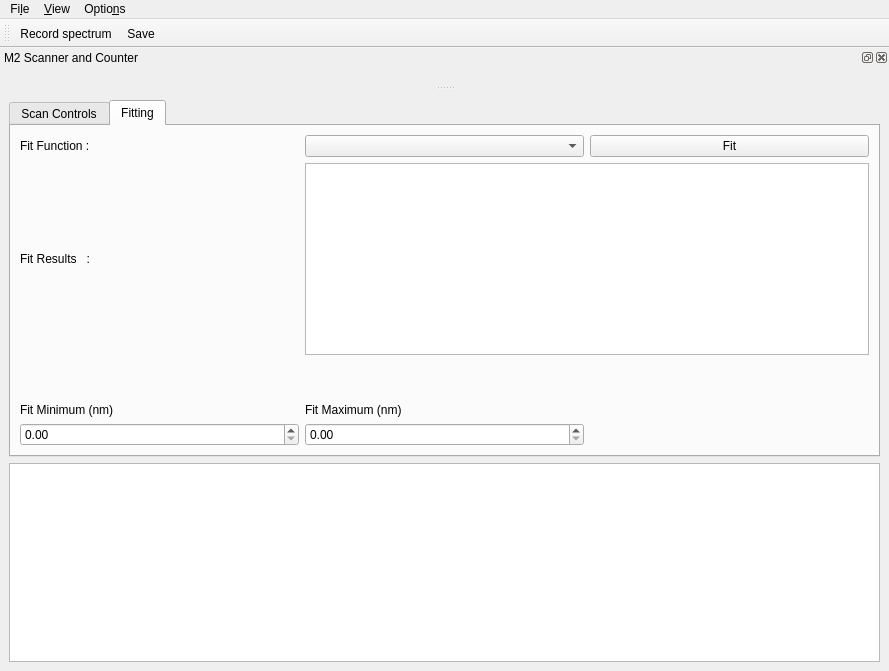
First picture: the form in gui/m2_scanner/ui_m2scanner_withfit4.ui, repository mvchalupnik/qudi, before the edit.
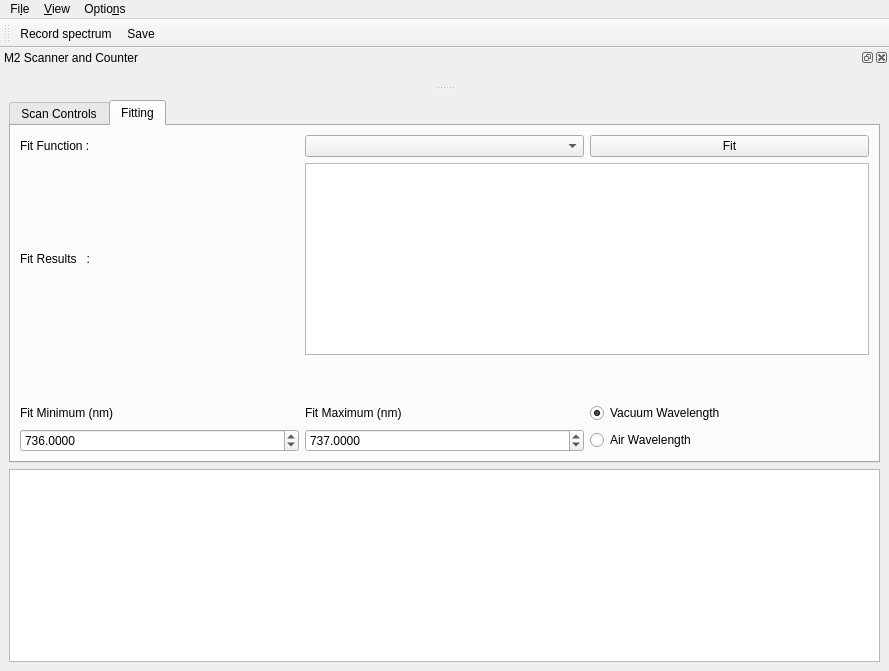
Second picture: the form after the edit. Icons and pictures are not drawn. Custom widgets are drawn as their Qt base class.

Diff of the .ui file:
```diff
--- a/gui/m2_scanner/ui_m2scanner_withfit4.ui
+++ b/gui/m2_scanner/ui_m2scanner_withfit4.ui
@@ -501,6 +501,23 @@
         <string>Fitting</string>
        </attribute>
        <layout class="QGridLayout" name="gridLayout_2">
+        <item row="5" column="3">
+         <widget class="QRadioButton" name="radioButton_air">
+          <property name="text">
+           <string>Air Wavelength</string>
+          </property>
+         </widget>
+        </item>
+        <item row="4" column="3">
+         <widget class="QRadioButton" name="radioButton_vac">
+          <property name="text">
+           <string>Vacuum Wavelength</string>
+          </property>
+          <property name="checked">
+           <bool>true</bool>
+          </property>
+         </widget>
+        </item>
         <item row="2" column="0">
          <widget class="QLabel" name="resultsLabel">
           <property name="sizePolicy">
@@ -575,10 +592,36 @@
          </widget>
         </item>
         <item row="5" column="2">
-         <widget class="QDoubleSpinBox" name="doubleSpinBox_fitmax"/>
+         <widget class="QDoubleSpinBox" name="doubleSpinBox_fitmax">
+          <property name="decimals">
+           <number>4</number>
+          </property>
+          <property name="maximum">
+           <double>900.000000000000000</double>
+          </property>
+          <property name="singleStep">
+           <double>0.000100000000000</double>
+          </property>
+          <property name="value">
+           <double>737.000000000000000</double>
+          </property>
+         </widget>
         </item>
         <item row="5" column="0">
-         <widget class="QDoubleSpinBox" name="doubleSpinBox_fitmin"/>
+         <widget class="QDoubleSpinBox" name="doubleSpinBox_fitmin">
+          <property name="decimals">
+           <number>4</number>
+          </property>
+          <property name="maximum">
+           <double>900.000000000000000</double>
+          </property>
+          <property name="singleStep">
+           <double>0.000100000000000</double>
+          </property>
+          <property name="value">
+           <double>736.000000000000000</double>
+          </property>
+         </widget>
         </item>
         <item row="4" column="2">
          <widget class="QLabel" name="label_2">
```
